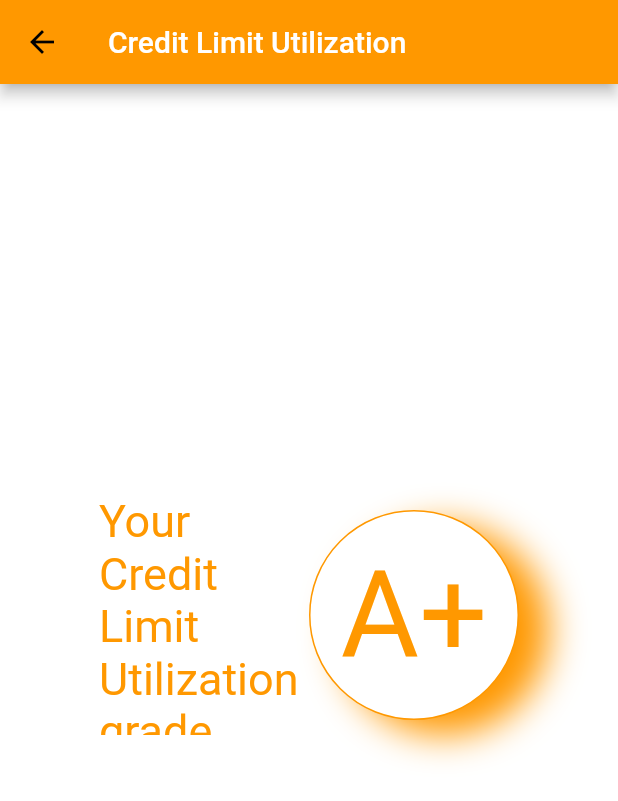
After one commit to xinyi-tony-liu/Credit-Report, a Flutter app: the screen it shows after launch, after a tap on "Credit Limit Utilization", on a phone screen of 412 x 824 dp. The commit adds this screen. Shown: the top 801 px of the screen. Run offline on Flutter 3.47's test engine with Material 2 defaults, Android fonts, the phone set to English and light mode, and no system bars.

Commit message:
clickable elements in report

```diff
--- /dev/null
+++ b/credit_report/lib/pages/detailed_report.dart
@@ -0,0 +1,159 @@
+import 'package:credit_report/pages/article_feed.dart';
+import 'package:flutter/cupertino.dart';
+import 'package:flutter/material.dart';
+
+class DetailedReportPage extends StatefulWidget {
+  DetailedReportPage({Key key, this.title, this.score, this.grade})
+      : super(key: key);
+  final String title;
+  final int score;
+  final String grade;
+
+  @override
+  _DetailedReportState createState() => _DetailedReportState();
+}
+
+class _DetailedReportState extends State<DetailedReportPage> {
+  @override
+  Widget build(BuildContext context) {
+    return Scaffold(
+      appBar: AppBar(
+        title: Text(
+          widget.title,
+          style: Theme.of(context)
+              .textTheme
+              .title
+              .apply(color: Theme.of(context).canvasColor),
+        ),
+        flexibleSpace: SafeArea(
+          child: Stack(
+            children: <Widget>[
+              Row(
+                children: <Widget>[],
+              )
+            ],
+          ),
+        ),
+      ),
+      body: Center(
+        child: Column(
+          mainAxisAlignment: MainAxisAlignment.center,
+          children: <Widget>[
+            Row(
+              mainAxisAlignment: MainAxisAlignment.center,
+              children: <Widget>[
+                Container(
+                  height: 160,
+                  width: 140,
+                  child: Text(
+                    "Your " + widget.title + " grade",
+                    style: TextStyle(
+                        color: Theme.of(context).primaryColor, fontSize: 30),
+                  ),
+                ),
+                Container(
+                  height: 140,
+                  width: 140,
+                  decoration: BoxDecoration(
+                      color: Theme.of(context).canvasColor,
+                      border: Border.all(
+                        color: Theme.of(context).primaryColor,
+                        width: 1,
+                        style: BorderStyle.solid,
+                      ),
+                      borderRadius: BorderRadius.all(Radius.circular(70)),
+                      boxShadow: [
+                        BoxShadow(
+                          color: Theme.of(context).primaryColor,
+                          offset: new Offset(20.0, 10.0),
+                          blurRadius: 20.0,
+                        ),
+                      ]),
+                  child: CircleAvatar(
+                    backgroundColor: Theme.of(context).backgroundColor,
+                    child: Text(
+                      widget.grade,
+                      style: TextStyle(
+                          color: Theme.of(context).primaryColor, fontSize: 80),
+                    ),
+                  ),
+                ),
+              ],
+            ),
+            SizedBox(
+              height: 60,
+            ),
+          ],
+        ),
+      ),
+    );
+  }
+}
+
+class DetailedReportEntry extends StatefulWidget {
+  DetailedReportEntry({Key key, this.label, this.score}) : super(key: key);
+  final String label;
+  final int score;
+
+  @override
+  _DetailedReportEntryState createState() => _DetailedReportEntryState();
+}
+
+class _DetailedReportEntryState extends State<DetailedReportEntry> {
+  String toLetter(int score) {
+    String r = '';
+    int remainder;
+    List<int> scale = [800, 740, 670, 580];
+    if (score > scale[0]) {
+      r = r + 'A';
+      remainder = score - scale[0];
+    } else if (score > scale[1]) {
+      r = r + 'B';
+      remainder = score - scale[1];
+    } else if (score > scale[2]) {
+      r = r + 'C';
+      remainder = score - scale[2];
+    } else if (score > scale[3]) {
+      r = r + 'D';
+      remainder = score - scale[3];
+    } else {
+      return 'F';
+    }
+    if (remainder > 30) {
+      r = r + '+';
+    } else if (remainder < 15) {
+      r = r + '-';
+    } else {
+      r = r + ' ';
+    }
+    return r;
+  }
+
+  @override
+  Widget build(BuildContext context) {
+    return Container(
+        alignment: Alignment.centerLeft,
+        height: 60,
+        padding: EdgeInsets.all(12),
+        color: Theme.of(context).primaryColor,
+        child: Row(
+          mainAxisAlignment: MainAxisAlignment.spaceBetween,
+          children: <Widget>[
+            Text(
+              widget.label,
+              style: Theme.of(context)
+                  .textTheme
+                  .headline
+                  .apply(color: Theme.of(context).canvasColor),
+            ),
+            Text(
+              toLetter(widget.score),
+              style: Theme.of(context)
+                  .textTheme
+                  .headline
+                  .apply(color: Theme.of(context).canvasColor),
+            ),
+          ],
+        ));
+  }
+}
--- a/credit_report/lib/pages/report_card.dart
+++ b/credit_report/lib/pages/report_card.dart
@@ -1,6 +1,36 @@
 import 'package:credit_report/pages/article_feed.dart';
+import 'package:credit_report/pages/detailed_report.dart';
 import 'package:flutter/cupertino.dart';
 import 'package:flutter/material.dart';
+
+String toLetter(int score) {
+  String r = '';
+  int remainder;
+  List<int> scale = [800, 740, 670, 580];
+  if (score > scale[0]) {
+    r = r + 'A';
+    remainder = score - scale[0];
+  } else if (score > scale[1]) {
+    r = r + 'B';
+    remainder = score - scale[1];
+  } else if (score > scale[2]) {
+    r = r + 'C';
+    remainder = score - scale[2];
+  } else if (score > scale[3]) {
+    r = r + 'D';
+    remainder = score - scale[3];
+  } else {
+    return 'F';
+  }
+  if (remainder > 30) {
+    r = r + '+';
+  } else if (remainder < 15) {
+    r = r + '-';
+  } else {
+    r = r + ' ';
+  }
+  return r;
+}
 
 class ReportCardPage extends StatefulWidget {
   ReportCardPage({Key key}) : super(key: key);
@@ -10,6 +40,23 @@ class ReportCardPage extends StatefulWidget {
 }
 
 class _ReportCardState extends State<ReportCardPage> {
+  List<String> reportCategory = [
+    "Payment History",
+    "Credit Limit Utilization",
+    "Length of Debt",
+    "Value of Debt",
+    "Credit Entries",
+  ];
+
+// THIS IS TEMP
+  List<int> reportValues = [
+    730,
+    840,
+    790,
+    750,
+    700,
+  ];
+
   @override
   Widget build(BuildContext context) {
     return Scaffold(
@@ -27,7 +74,10 @@ class _ReportCardState extends State<ReportCardPage> {
               Row(
                 children: <Widget>[
                   CupertinoButton(
-                    child: Text("next", style: TextStyle(color: Colors.white),),
+                    child: Text(
+                      "next",
+                      style: TextStyle(color: Colors.white),
+                    ),
                     onPressed: () {
                       Navigator.push(
                           context,
@@ -54,7 +104,7 @@ class _ReportCardState extends State<ReportCardPage> {
                   child: Text(
                     "Your overall grade",
                     style: TextStyle(
-                        color: Theme.of(context).primaryColor, fontSize: 40),
+                        color: Theme.of(context).primaryColor, fontSize: 37),
                   ),
                 ),
                 Container(
@@ -87,39 +137,99 @@ class _ReportCardState extends State<ReportCardPage> {
               ],
             ),
             SizedBox(
-              height: 60,
+              height: 40,
             ),
             ReportCardEntry(
-              label: "Payment History",
-              score: 730,
+              label: reportCategory[0],
+              score: reportValues[0],
+              onTap: () {
+                Navigator.push(
+                  context,
+                  MaterialPageRoute(
+                    builder: (context) => DetailedReportPage(
+                      title: reportCategory[0],
+                      score: reportValues[0],
+                      grade: toLetter(reportValues[0]),
+                    ),
+                  ),
+                );
+              },
             ),
             SizedBox(
               height: 15,
             ),
             ReportCardEntry(
-              label: "Credit Limit Utilization",
-              score: 840,
+              label: reportCategory[1],
+              score: reportValues[1],
+              onTap: () {
+                Navigator.push(
+                  context,
+                  MaterialPageRoute(
+                    builder: (context) => DetailedReportPage(
+                      title: reportCategory[1],
+                      score: reportValues[1],
+                      grade: toLetter(reportValues[1]),
+                    ),
+                  ),
+                );
+              },
             ),
             SizedBox(
               height: 15,
             ),
             ReportCardEntry(
-              label: "Length of Debt",
-              score: 790,
+              label: reportCategory[2],
+              score: reportValues[2],
+              onTap: () {
+                Navigator.push(
+                  context,
+                  MaterialPageRoute(
+                    builder: (context) => DetailedReportPage(
+                      title: reportCategory[2],
+                      score: reportValues[2],
+                      grade: toLetter(reportValues[2]),
+                    ),
+                  ),
+                );
+              },
             ),
             SizedBox(
               height: 15,
             ),
             ReportCardEntry(
-              label: "Value of Debt",
-              score: 750,
+              label: reportCategory[3],
+              score: reportValues[3],
+              onTap: () {
+                Navigator.push(
+                  context,
+                  MaterialPageRoute(
+                    builder: (context) => DetailedReportPage(
+                      title: reportCategory[3],
+                      score: reportValues[3],
+                      grade: toLetter(reportValues[3]),
+                    ),
+                  ),
+                );
+              },
             ),
             SizedBox(
               height: 15,
             ),
             ReportCardEntry(
-              label: "Credit Entries",
-              score: 700,
+              label: reportCategory[4],
+              score: reportValues[4],
+              onTap: () {
+                Navigator.push(
+                  context,
+                  MaterialPageRoute(
+                    builder: (context) => DetailedReportPage(
+                      title: reportCategory[4],
+                      score: reportValues[4],
+                      grade: toLetter(reportValues[4]),
+                    ),
+                  ),
+                );
+              },
             ),
           ],
         ),
@@ -129,47 +239,22 @@ class _ReportCardState extends State<ReportCardPage> {
 }
 
 class ReportCardEntry extends StatefulWidget {
-  ReportCardEntry({Key key, this.label, this.score}) : super(key: key);
+  ReportCardEntry({Key key, this.label, this.score, this.onTap})
+      : super(key: key);
   final String label;
   final int score;
+  final Function() onTap;
 
   @override
   _ReportCardEntryState createState() => _ReportCardEntryState();
 }
 
 class _ReportCardEntryState extends State<ReportCardEntry> {
-  String toLetter(int score) {
-    String r = '';
-    int remainder;
-    List<int> scale = [800, 740, 670, 580];
-    if (score > scale[0]) {
-      r = r + 'A';
-      remainder = score - scale[0];
-    } else if (score > scale[1]) {
-      r = r + 'B';
-      remainder = score - scale[1];
-    } else if (score > scale[2]) {
-      r = r + 'C';
-      remainder = score - scale[2];
-    } else if (score > scale[3]) {
-      r = r + 'D';
-      remainder = score - scale[3];
-    } else {
-      return 'F';
-    }
-    if (remainder > 30) {
-      r = r + '+';
-    } else if (remainder < 15) {
-      r = r + '-';
-    } else {
-      r = r + ' ';
-    }
-    return r;
-  }
-
   @override
   Widget build(BuildContext context) {
-    return Container(
+    return GestureDetector(
+      onTap: widget.onTap,
+      child: Container(
         alignment: Alignment.centerLeft,
         height: 60,
         padding: EdgeInsets.all(12),
@@ -192,6 +277,8 @@ class _ReportCardEntryState extends State<ReportCardEntry> {
                   .apply(color: Theme.of(context).canvasColor),
             ),
           ],
-        ));
+        ),
+      ),
+    );
   }
 }
```
